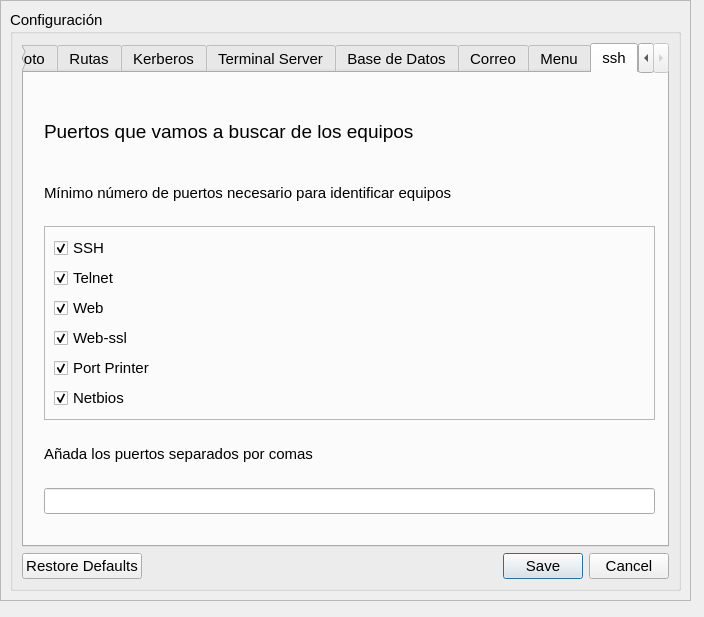
Before: the Qt Designer form configuracion.ui in grxdipgra/GrxMenu, drawn with Qt 5.
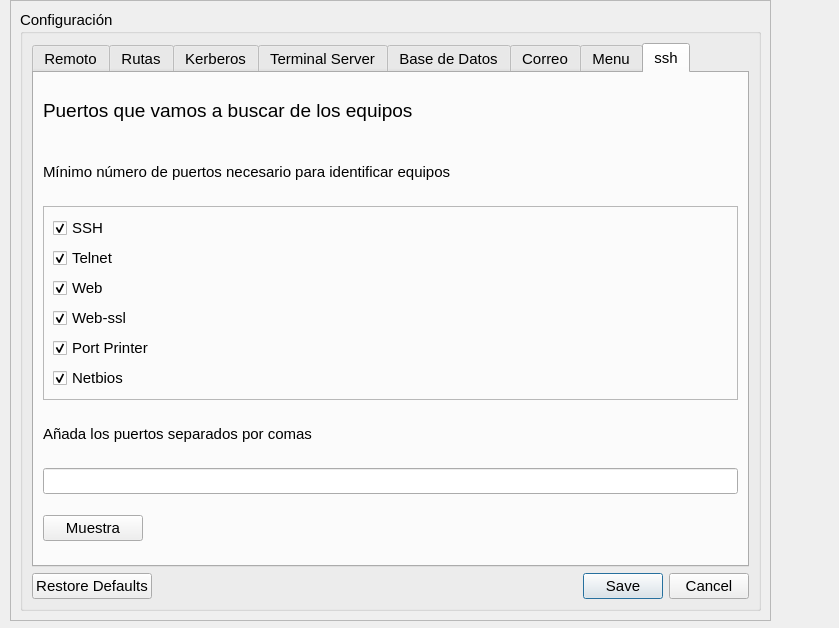
After: the same form once the commit is applied. Icons and pictures are not drawn.

The edit to the form file:
```diff
--- a/configuracion.ui
+++ b/configuracion.ui
@@ -6,8 +6,8 @@
    <rect>
     <x>0</x>
     <y>0</y>
-    <width>704</width>
-    <height>617</height>
+    <width>839</width>
+    <height>628</height>
    </rect>
   </property>
   <property name="windowTitle">
@@ -16,10 +16,10 @@
   <widget class="QScrollArea" name="scrollArea">
    <property name="geometry">
     <rect>
-     <x>0</x>
+     <x>10</x>
      <y>0</y>
-     <width>691</width>
-     <height>601</height>
+     <width>761</width>
+     <height>621</height>
     </rect>
    </property>
    <property name="sizePolicy">
@@ -39,8 +39,8 @@
      <rect>
       <x>0</x>
       <y>0</y>
-      <width>689</width>
-      <height>599</height>
+      <width>759</width>
+      <height>619</height>
      </rect>
     </property>
     <layout class="QGridLayout" name="gridLayout_5">
@@ -1543,15 +1543,6 @@
            <attribute name="title">
             <string>ssh</string>
            </attribute>
-           <widget class="QWidget" name="">
-            <property name="geometry">
-             <rect>
-              <x>20</x>
-              <y>30</y>
-              <width>611</width>
-              <height>411</height>
-             </rect>
-            </property>
             <layout class="QGridLayout" name="gridLayout_6">
              <item row="0" column="0">
               <widget class="QLabel" name="label_48">
@@ -1658,8 +1649,31 @@
              <item row="4" column="0">
               <widget class="QLineEdit" name="lineEdit_puertos"/>
              </item>
-            </layout>
-           </widget>
+            <item row="5" column="0">
+             <layout class="QHBoxLayout" name="horizontalLayout_19">
+              <item>
+               <widget class="QPushButton" name="pushButton">
+                <property name="maximumSize">
+                 <size>
+                  <width>100</width>
+                  <height>16777215</height>
+                 </size>
+                </property>
+                <property name="text">
+                 <string>Muestra</string>
+                </property>
+               </widget>
+              </item>
+              <item>
+               <widget class="QLabel" name="label_ssh">
+                <property name="text">
+                 <string/>
+                </property>
+               </widget>
+              </item>
+             </layout>
+            </item>
+           </layout>
           </widget>
          </widget>
         </item>
```
Left out of the diff: 10 changed lines with no effect on the pictures. Lines whose indentation alone changed are shown as unchanged.
